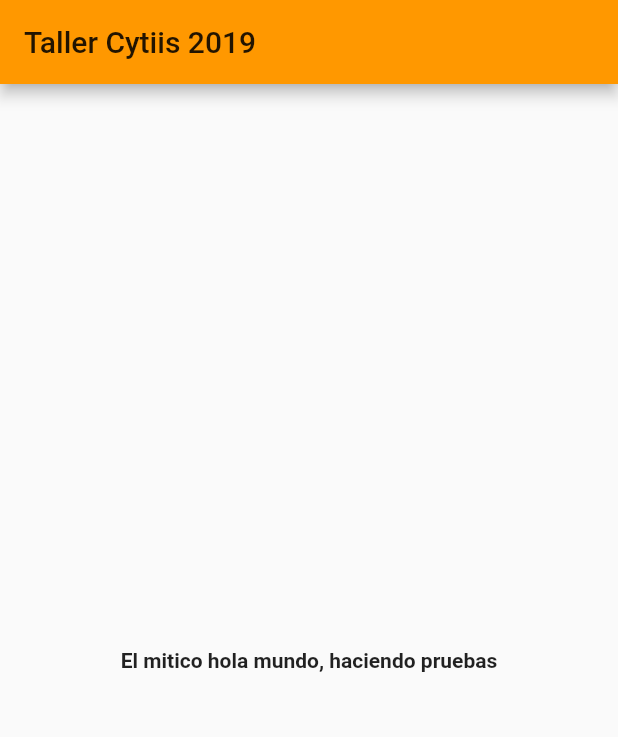
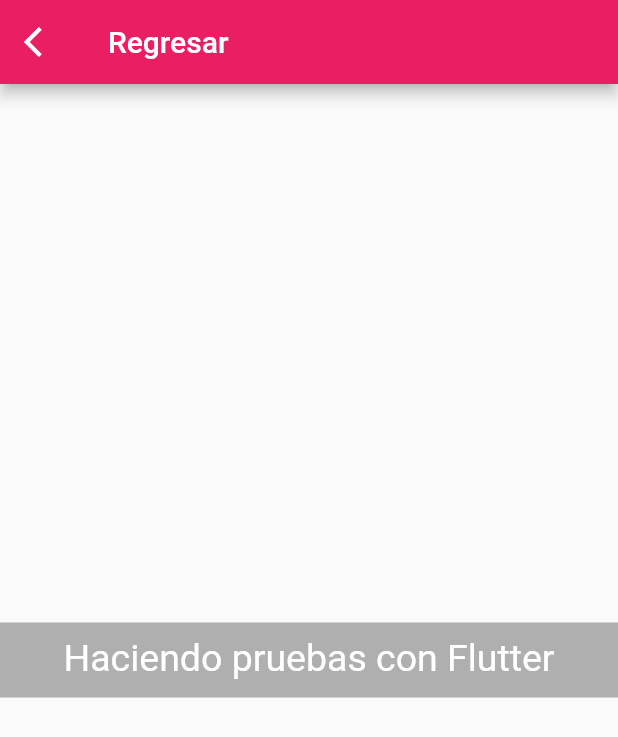
Before and after one commit to utrujillo/taller_trips, a Flutter app: the screen it shows after launch, on a phone screen of 412 x 824 dp. Shown: the top 737 px of the screen. Run offline on Flutter 3.47's test engine with Material 2 defaults, Android fonts, the phone set to English and light mode, and no system bars.

Commit message:
Resolviendo reto 	modified:   lib/main.dart 	new file:   lib/retos/reto1.dart

```diff
--- a/lib/main.dart
+++ b/lib/main.dart
@@ -1,6 +1,8 @@
 import 'package:flutter/material.dart';
+import 'retos/reto1.dart';
 
-void main() => runApp(MyApp());
+// void main() => runApp(MyApp());
+void main() => runApp(Reto1());
 
 class MyApp extends StatelessWidget {
   // This widget is the root of your application.
--- /dev/null
+++ b/lib/retos/reto1.dart
@@ -0,0 +1,33 @@
+import 'package:flutter/material.dart';
+
+class Reto1 extends StatelessWidget {
+  // This widget is the root of your application.
+  @override
+  Widget build(BuildContext context) {
+    return MaterialApp(
+      title: 'Flutter Demo',
+      theme: ThemeData(
+        primarySwatch: Colors.pink,
+      ),
+      home: Scaffold(
+        appBar: AppBar(
+          leading: Icon(Icons.arrow_back_ios),
+          title: Text('Regresar')
+        ),
+        body: Center(
+          child: Container(
+            color: Colors.black.withOpacity(0.3),
+            height: 50.0,
+            width: double.infinity,
+            padding: const EdgeInsets.all(9.0),
+            child: Text(
+              'Haciendo pruebas con Flutter',
+              textAlign: TextAlign.center,
+              style: TextStyle(color: Colors.white, fontSize: 25)
+            ),
+          ),
+        )
+      ),
+    );
+  }
+}
```
